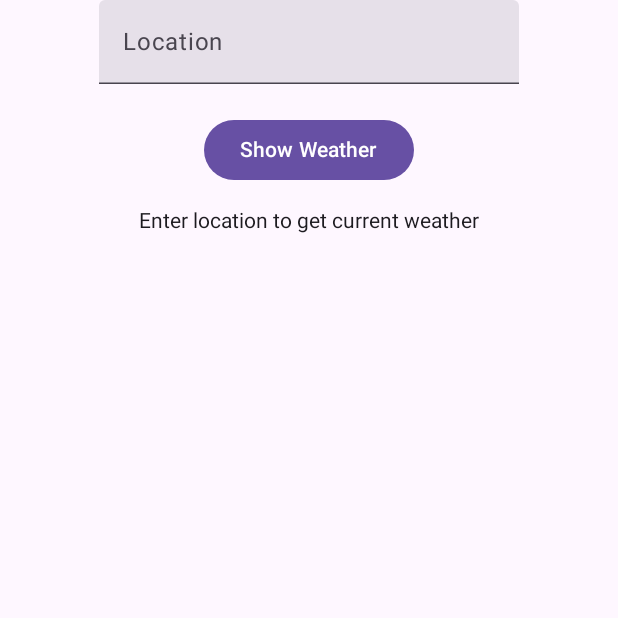
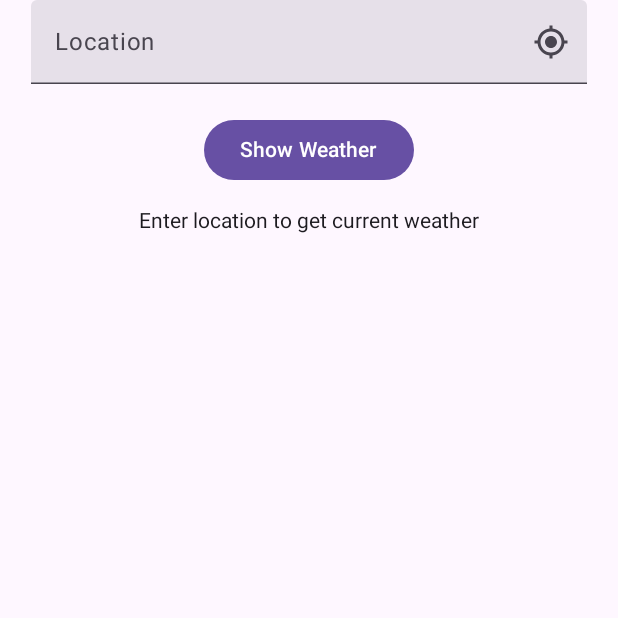
Before and after one commit to AntuanW/android-weather-app, an Android app built with Jetpack Compose: the screen it shows after launch (SearchWeatherView), on a phone screen of 412 x 824 dp, the top half of it. Run offline under Robolectric (Android 15) with nearby library versions, the phone set to English and light mode, and no system bars; our stand-ins replace Dagger/Hilt's generated code, Room's generated code.

Commit message:
Siłą jedności

```diff
--- a/app/build.gradle.kts
+++ b/app/build.gradle.kts
@@ -80,6 +80,7 @@ dependencies {
     implementation("com.google.android.gms:play-services-location:$gms_version")
 
     implementation("io.coil-kt:coil-compose:2.7.0")
+    implementation("androidx.compose.material:material-icons-extended:1.7.8")
 
     implementation(libs.androidx.core.ktx)
     implementation(libs.androidx.activity.compose)
--- a/app/src/main/java/com/example/weatherapp/view/SearchWeatherView.kt
+++ b/app/src/main/java/com/example/weatherapp/view/SearchWeatherView.kt
@@ -2,14 +2,21 @@ package com.example.weatherapp.view
 
 import android.os.Bundle
 import androidx.activity.ComponentActivity
+import androidx.activity.compose.rememberLauncherForActivityResult
 import androidx.activity.compose.setContent
 import androidx.activity.enableEdgeToEdge
+import androidx.activity.result.contract.ActivityResultContracts
 import androidx.activity.viewModels
 import androidx.compose.foundation.layout.Column
 import androidx.compose.foundation.layout.fillMaxSize
+import androidx.compose.foundation.layout.fillMaxWidth
 import androidx.compose.foundation.layout.padding
+import androidx.compose.material.icons.Icons
+import androidx.compose.material.icons.filled.MyLocation
 import androidx.compose.material3.Button
 import androidx.compose.material3.CircularProgressIndicator
+import androidx.compose.material3.Icon
+import androidx.compose.material3.IconButton
 import androidx.compose.material3.Scaffold
 import androidx.compose.material3.Text
 import androidx.compose.material3.TextField
@@ -35,6 +42,17 @@ class SearchWeatherView : ComponentActivity() {
             val uiState by viewModel.uiState.collectAsState()
             val location by viewModel.location.collectAsState()
 
+            val permissionLauncher = rememberLauncherForActivityResult(
+                contract = ActivityResultContracts.RequestPermission()
+            ) { isGranted ->
+                if (isGranted) {
+                    viewModel.fetchCurrentLocationName()
+                } else {
+                    viewModel.setError("Permission denied")
+                }
+            }
+
+
             Scaffold { innerPadding ->
                 Column(
                     modifier = Modifier
@@ -46,7 +64,17 @@ class SearchWeatherView : ComponentActivity() {
                     TextField(
                         value = location,
                         onValueChange = { viewModel.onLocationChange(it) },
-                        label = { Text("Location") }
+                        label = { Text("Location") },
+                        trailingIcon = {
+                            IconButton(
+                                onClick = {
+                                    permissionLauncher.launch(android.Manifest.permission.ACCESS_FINE_LOCATION)
+                                }
+                            ) {
+                                Icon(Icons.Filled.MyLocation, contentDescription = "Use current location")
+                            }
+                        },
+                        modifier = Modifier.fillMaxWidth(0.9f)
                     )
 
                     Button(
```
Also changed, not shown: app/src/main/java/com/example/weatherapp/viewmodel/SearchWeatherViewModel.kt (+24 -2 lines).
